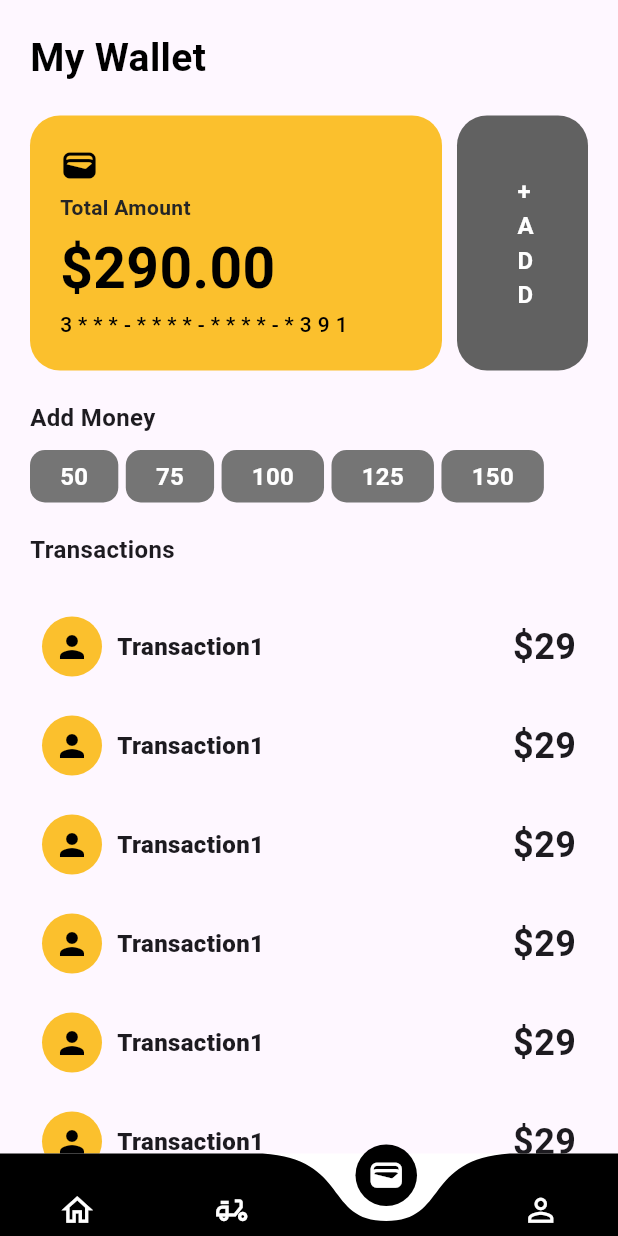
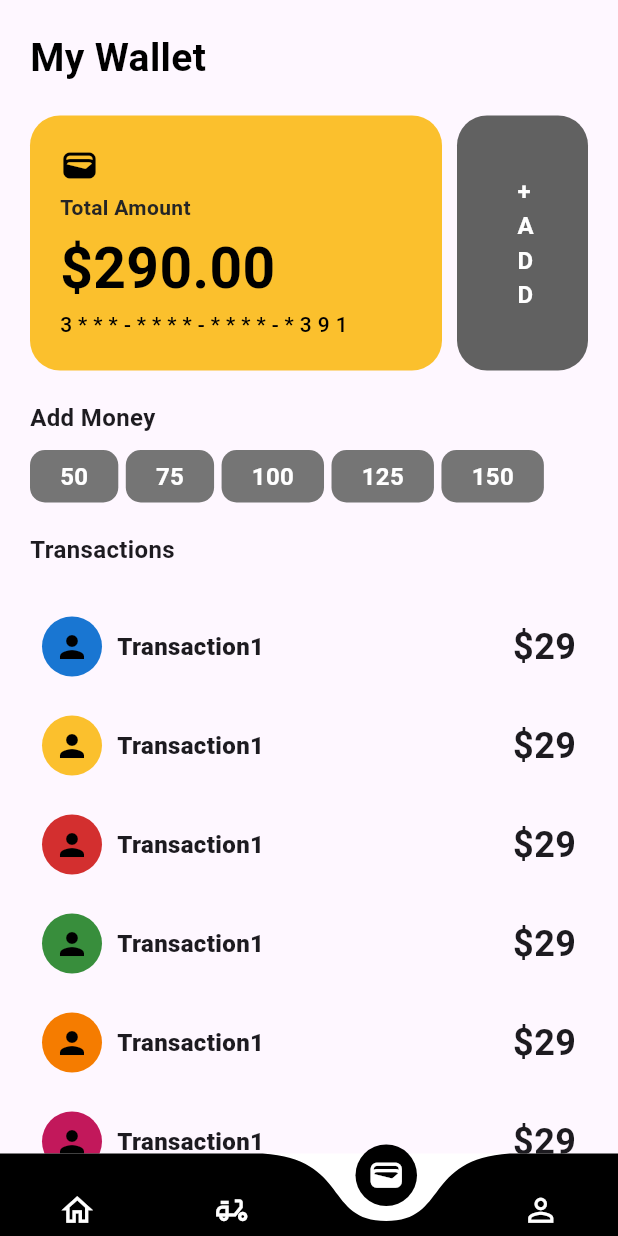
Before and after one commit to ganeshgovala/FoodApp, a Flutter app: the screen it shows after launch, item 3 of the bottom bar chosen, on a phone screen of 412 x 824 dp. Run offline on Flutter 3.47's test engine with Material 3 defaults, Android fonts, the phone set to English and light mode, and no system bars; drawn by our look-alikes of curved_navigation_bar; our stand-ins replace firebase_auth, firebase_core; accounts and stored records are empty.

Commit message:
Payment 1

```diff
--- a/foodapp/lib/components/TransactionCard.dart
+++ b/foodapp/lib/components/TransactionCard.dart
@@ -3,9 +3,11 @@ import 'package:flutter/material.dart';
 class TransactionCard extends StatelessWidget {
   final String TransactionName;
   final int price;
+  final Color color;
   const TransactionCard({
     required this.TransactionName,
     required this.price,
+    required this.color,
     super.key
   });
 
@@ -22,7 +24,7 @@ class TransactionCard extends StatelessWidget {
             Row(
               children: [
                 CircleAvatar(
-                  backgroundColor: Colors.yellow.shade700,
+                  backgroundColor: color,
                   child: Icon(Icons.person, color: const Color.fromARGB(255, 0, 0, 0))
                 ),
                 SizedBox(width: 10),
--- a/foodapp/lib/pages/Wallet.dart
+++ b/foodapp/lib/pages/Wallet.dart
@@ -167,15 +167,15 @@ class _WalletPageState extends State<WalletPage> {
               SizedBox(
                 height: 20
               ),
-              TransactionCard(TransactionName: "Transaction1", price: 29),
-              TransactionCard(TransactionName: "Transaction1", price: 29),
-              TransactionCard(TransactionName: "Transaction1", price: 29),
-              TransactionCard(TransactionName: "Transaction1", price: 29),
-              TransactionCard(TransactionName: "Transaction1", price: 29),
-              TransactionCard(TransactionName: "Transaction1", price: 29),
-              TransactionCard(TransactionName: "Transaction1", price: 29),
-              TransactionCard(TransactionName: "Transaction1", price: 29),
-              TransactionCard(TransactionName: "Transaction1", price: 29),
+              TransactionCard(TransactionName: "Transaction1", price: 29, color: Colors.blue.shade700),
+              TransactionCard(TransactionName: "Transaction1", price: 29, color: Colors.yellow.shade700),
+              TransactionCard(TransactionName: "Transaction1", price: 29, color: Colors.red.shade700),
+              TransactionCard(TransactionName: "Transaction1", price: 29, color: Colors.green.shade700),
+              TransactionCard(TransactionName: "Transaction1", price: 29, color: Colors.orange.shade700),
+              TransactionCard(TransactionName: "Transaction1", price: 29, color: Colors.pink.shade700),
+              TransactionCard(TransactionName: "Transaction1", price: 29, color: Colors.lime.shade700),
+              TransactionCard(TransactionName: "Transaction1", price: 29, color: Colors.purple.shade700),
+              TransactionCard(TransactionName: "Transaction1", price: 29, color: Colors.cyan.shade700),
             ],
           ),
         ),
--- a/foodapp/pubspec.yaml
+++ b/foodapp/pubspec.yaml
@@ -39,6 +39,7 @@ dependencies:
   firebase_auth: ^5.1.4
   firebase_core: ^3.3.0
   firebase_cloud_firestore: ^5.0.1
+  flutter_stripe: ^11.0.0
 
 dev_dependencies:
   flutter_test:
```
Also changed, not shown: foodapp/pubspec.lock, 2 other files.
